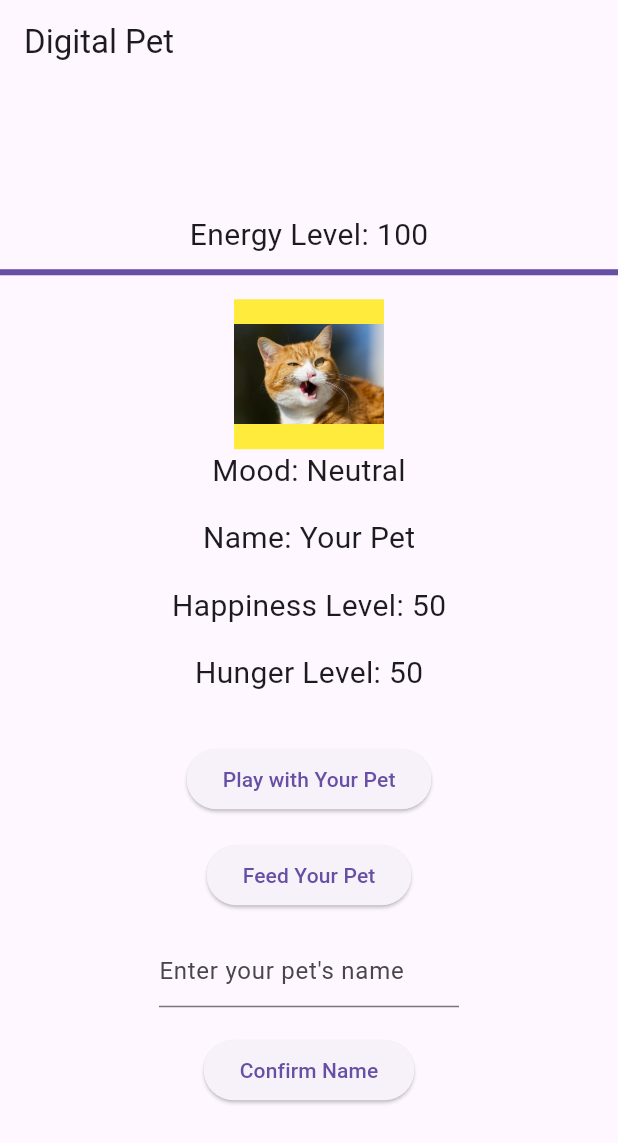
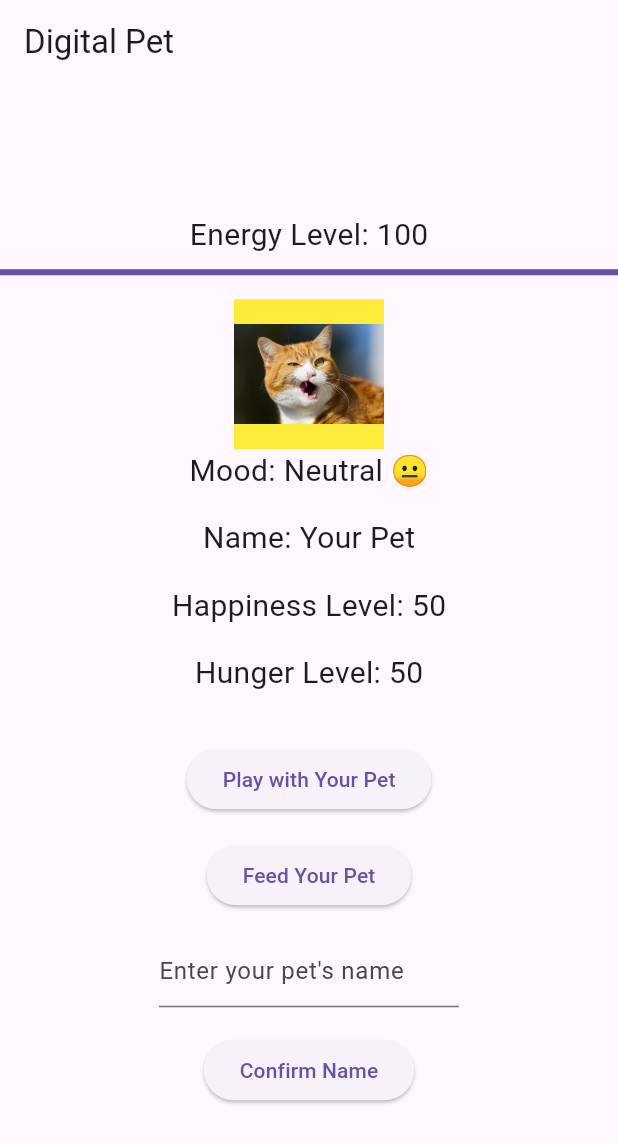
Before and after one commit to SunwooDua/pet, a Flutter app: the screen it shows after launch, on a phone screen of 412 x 824 dp. Shown: the top 1143 px of the screen. Run offline on Flutter 3.47's test engine with Material 3 defaults, Android fonts, the phone set to English and light mode, and no system bars.

Commit message:
added emoji

```diff
--- a/lib/main.dart
+++ b/lib/main.dart
@@ -70,11 +70,11 @@ class _DigitalPetAppState extends State<DigitalPetApp> {
 
   String _getPetMood() {
     if (happinessLevel > 70) {
-      return "Happy";
+      return "Happy 😊";
     } else if (happinessLevel >= 30) {
-      return "Neutral";
+      return "Neutral 😐";
     } else {
-      return "Unhappy";
+      return "Unhappy 😢";
     }
   }
 
```
